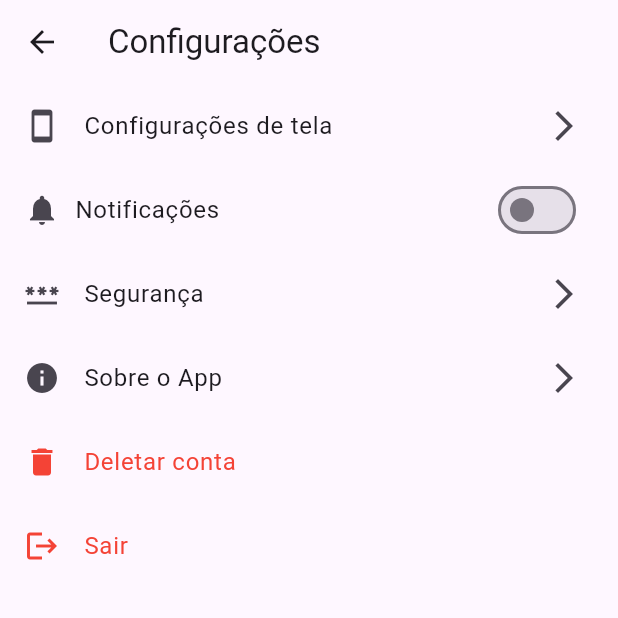
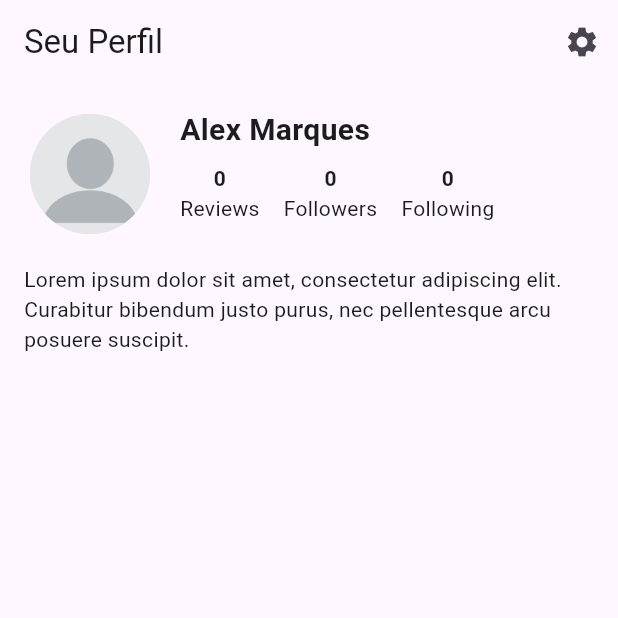
Before and after one commit to AlexMarques00/app_livros, a Flutter app: the screen it shows after launch, on a phone screen of 412 x 824 dp, the top half of it. Run offline on Flutter 3.47's test engine with Material 3 defaults, Android fonts, the phone set to English and light mode, and no system bars.

Commit message:
started profile

```diff
--- /dev/null
+++ b/lib/Profile.dart
@@ -0,0 +1,107 @@
+import 'package:app_livros2/Config.dart';
+import 'package:flutter/material.dart';
+import 'Sobre.dart';
+import 'Config.dart';
+
+class Profile extends StatefulWidget {
+  @override
+  _ProfileState createState() => _ProfileState();
+}
+
+class _ProfileState extends State<Profile> {
+  bool _notificacao = false;
+  TextEditingController _textEditingController =
+      TextEditingController(); //instanciar o objeto para controlar o campo de texto
+
+  @override
+  Widget build(BuildContext context) {
+    return Scaffold(
+      appBar: AppBar(
+        //configurações de retorno
+        title: Text("Seu Perfil"),
+        actions: [
+          IconButton(
+            icon: Icon(Icons.settings),
+            onPressed: () {
+              Navigator.push(
+                  context,
+                  MaterialPageRoute(builder: (context) => Config()),
+                ); // Volta para a tela anterior
+            },
+          ),
+        ]
+      ),
+      body: Padding(
+        padding: EdgeInsets.all(16.0),
+        child: Column(
+          crossAxisAlignment: CrossAxisAlignment.start,
+          children: [
+            // Profile Picture + Name + Stats (Row)
+            Row(
+              crossAxisAlignment: CrossAxisAlignment.start,
+              children: [
+                // Profile Picture
+                Container(
+                  padding: EdgeInsets.all(4), // Border size
+
+                  child: CircleAvatar(
+                    radius: 40, // Profile picture size
+                    backgroundImage: AssetImage(
+                        'assets/images/profile.webp'),
+                  ),
+                ),
+                SizedBox(width: 16), // Space between image and text
+                // Profile Info
+                Expanded(
+                  child: Column(
+                    crossAxisAlignment: CrossAxisAlignment.start,
+                    children: [
+                      // Name
+                      Text(
+                        "Alex Marques",
+                        style: TextStyle(fontSize: 20, fontWeight: FontWeight.bold),
+                      ),
+                      SizedBox(height: 8),
+                      // Stats (Reviews, Followers, Following)
+                      Row(
+                        mainAxisAlignment: MainAxisAlignment.start, // Align left
+                        children: [
+                          Column(
+                            children: [
+                              Text("0", style: TextStyle(fontWeight: FontWeight.bold)),
+                              Text("Reviews"),
+                            ],
+                          ),
+                          SizedBox(width: 16), // Space between columns
+                          Column(
+                            children: [
+                              Text("0", style: TextStyle(fontWeight: FontWeight.bold)),
+                              Text("Followers"),
+                            ],
+                          ),
+                          SizedBox(width: 16),
+                          Column(
+                            children: [
+                              Text("0", style: TextStyle(fontWeight: FontWeight.bold)),
+                              Text("Following"),
+                            ],
+                          ),
+                        ],
+                      ),
+                    ],
+                  ),
+                ),
+              ],
+            ),
+            SizedBox(height: 16), // Space before bio
+            // Profile Bio
+            Text(
+              "Lorem ipsum dolor sit amet, consectetur adipiscing elit. Curabitur bibendum justo purus, nec pellentesque arcu posuere suscipit.",
+              style: TextStyle(fontSize: 14),
+            ),
+          ],
+        ),
+      ),
+    );
+  }
+}
--- a/lib/Sobre.dart
+++ b/lib/Sobre.dart
@@ -61,10 +61,14 @@ class _SobreState extends State<Sobre> {
             child: Padding(
               padding: const EdgeInsets.all(8.0),
               child: Text(
-                'App Criado por Charles, Rafael, Alex e Lucas.\n'
-                'Alunos do curso de Engenharia da Computação da\n'
-                'Pontifícia Universidade Católica de Minas Gerais.\n'
-                'Todos os direitos reservados aos Criadores do App.',
+                'App Criado por Charles, Rafael, Alex e Lucas. '
+                'Alunos do curso de Engenharia da Computação da '
+                'Pontifícia Universidade Católica de Minas Gerais. '
+                'Todos os direitos reservados aos Criadores do App.\n'
+                'https://github.com/AlexMarques03\n'
+                'https://github.com/CharlesMeira\n'
+                'https://github.com/LucasBarros28\n'
+                'https://github.com/rafahcbarbosa\n',
                 textAlign: TextAlign.center,
                 style: TextStyle(fontSize: 16),
               ),
--- a/lib/main.dart
+++ b/lib/main.dart
@@ -1,10 +1,8 @@
 import 'package:flutter/material.dart';
-import 'Sobre.dart';
-import 'Config.dart';
+import 'Profile.dart';
 
 void main() {
   runApp(MaterialApp(
-    home: Config(),
-    // home: Sobre(),
+    home: Profile(),
   ));
 }
--- a/pubspec.yaml
+++ b/pubspec.yaml
@@ -58,7 +58,8 @@ flutter:
   uses-material-design: true
 
   # To add assets to your application, add an assets section, like this:
-  # assets:
+  assets:
+      - assets/images/
   #   - images/a_dot_burr.jpeg
   #   - images/a_dot_ham.jpeg
 
```
Also changed, not shown: assets/images/profile.webp (added).
